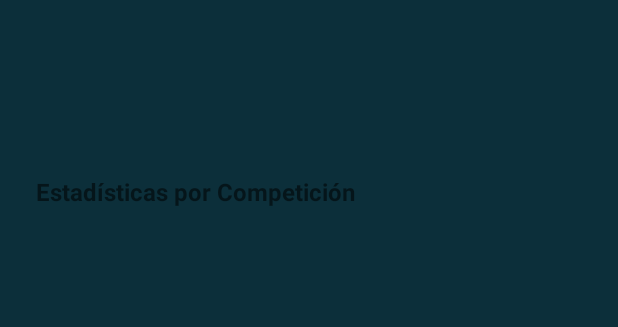
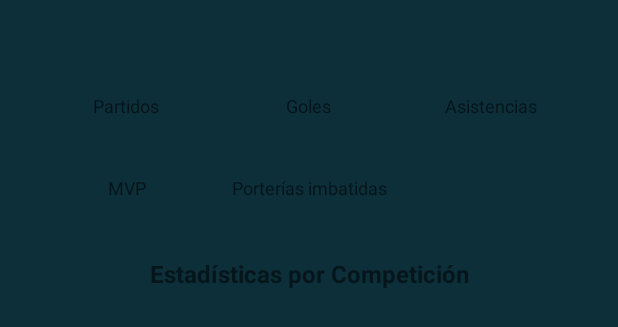
Before and after one commit to Oscardm22/futbol-data, an Android app built with Jetpack Compose: the layout dialog_player_details.xml on its own in the app's theme, with its tools: preview values and no code run, on a phone screen of 412 x 824 dp. Shown: the top 327 px of the screen. Run offline under Robolectric (Android 15) with nearby library versions, the phone set to English and light mode, and no system bars.

Commit message:
espacio en detalles jugador

```diff
--- a/app/src/main/java/com/example/futboldata/ui/equipos/fragments/DestacadosFragment.kt
+++ b/app/src/main/java/com/example/futboldata/ui/equipos/fragments/DestacadosFragment.kt
@@ -95,13 +95,15 @@ class DestacadosFragment : Fragment() {
         val inflater = LayoutInflater.from(requireContext())
         val view = inflater.inflate(R.layout.dialog_player_details, binding.root, false)
 
-        // Configurar todas las estadísticas usando recursos de string
+        // Configurar posición
         view.findViewById<TextView>(R.id.tvPosicion).text = getString(R.string.posicion, jugador.posicion.toString())
-        view.findViewById<TextView>(R.id.tvPartidos).text = getString(R.string.partidos, jugador.partidosJugados)
-        view.findViewById<TextView>(R.id.tvGoles).text = getString(R.string.goles, jugador.goles)
-        view.findViewById<TextView>(R.id.tvAsistencias).text = getString(R.string.asistencias, jugador.asistencias)
-        view.findViewById<TextView>(R.id.tvMVP).text = getString(R.string.mvp, jugador.mvp)
-        view.findViewById<TextView>(R.id.tvPorterias).text = getString(R.string.porterias_imbatidas, jugador.porteriasImbatidas)
+
+        // Configurar valores de estadísticas (solo los números)
+        view.findViewById<TextView>(R.id.tvPartidosValor).text = jugador.partidosJugados.toString()
+        view.findViewById<TextView>(R.id.tvGolesValor).text = jugador.goles.toString()
+        view.findViewById<TextView>(R.id.tvAsistenciasValor).text = jugador.asistencias.toString()
+        view.findViewById<TextView>(R.id.tvMVPValor).text = jugador.mvp.toString()
+        view.findViewById<TextView>(R.id.tvPorteriasValor).text = jugador.porteriasImbatidas.toString()
 
         // Mostrar estadísticas por competición
         setupCompetitionStats(view, jugador)
--- a/app/src/main/java/com/example/futboldata/ui/equipos/fragments/JugadoresFragment.kt
+++ b/app/src/main/java/com/example/futboldata/ui/equipos/fragments/JugadoresFragment.kt
@@ -74,13 +74,15 @@ class JugadoresFragment : Fragment() {
         val inflater = LayoutInflater.from(requireContext())
         val view = inflater.inflate(R.layout.dialog_player_details, binding.root, false)
 
-        // Configurar todas las estadísticas usando recursos de string
+        // Configurar posición
         view.findViewById<TextView>(R.id.tvPosicion).text = getString(R.string.posicion, jugador.posicion.toString())
-        view.findViewById<TextView>(R.id.tvPartidos).text = getString(R.string.partidos, jugador.partidosJugados)
-        view.findViewById<TextView>(R.id.tvGoles).text = getString(R.string.goles, jugador.goles)
-        view.findViewById<TextView>(R.id.tvAsistencias).text = getString(R.string.asistencias, jugador.asistencias)
-        view.findViewById<TextView>(R.id.tvMVP).text = getString(R.string.mvp, jugador.mvp)
-        view.findViewById<TextView>(R.id.tvPorterias).text = getString(R.string.porterias_imbatidas, jugador.porteriasImbatidas)
+
+        // Configurar valores de estadísticas (solo los números)
+        view.findViewById<TextView>(R.id.tvPartidosValor).text = jugador.partidosJugados.toString()
+        view.findViewById<TextView>(R.id.tvGolesValor).text = jugador.goles.toString()
+        view.findViewById<TextView>(R.id.tvAsistenciasValor).text = jugador.asistencias.toString()
+        view.findViewById<TextView>(R.id.tvMVPValor).text = jugador.mvp.toString()
+        view.findViewById<TextView>(R.id.tvPorteriasValor).text = jugador.porteriasImbatidas.toString()
 
         // Mostrar estadísticas por competición
         setupCompetitionStats(view, jugador)
--- a/app/src/main/res/layout/dialog_player_details.xml
+++ b/app/src/main/res/layout/dialog_player_details.xml
@@ -17,74 +17,161 @@
             android:layout_height="wrap_content"
             android:textSize="16sp"
             android:textStyle="bold"
-            android:layout_marginBottom="8dp"/>
+            android:gravity="center"
+            android:layout_marginBottom="16dp"/>
 
+        <!-- Fila 1 de estadísticas -->
+        <LinearLayout
+            android:layout_width="match_parent"
+            android:layout_height="wrap_content"
+            android:baselineAligned="false"
+            android:orientation="horizontal"
+            android:layout_marginBottom="16dp">
+
+            <!-- Partidos -->
+            <LinearLayout
+                android:layout_width="0dp"
+                android:layout_height="wrap_content"
+                android:layout_weight="1"
+                android:orientation="vertical"
+                android:gravity="center">
+
+                <TextView
+                    android:layout_width="wrap_content"
+                    android:layout_height="wrap_content"
+                    android:text="@string/partidos"
+                    android:textSize="12sp"
+                    android:textColor="?android:attr/textColorSecondary"
+                    android:gravity="center"/>
+
+                <TextView
+                    android:id="@+id/tvPartidosValor"
+                    android:layout_width="wrap_content"
+                    android:layout_height="wrap_content"
+                    android:textSize="16sp"
+                    android:textStyle="bold"
+                    android:gravity="center"
+                    android:maxLines="1"/>
+            </LinearLayout>
+
+            <!-- Goles -->
+            <LinearLayout
+                android:layout_width="0dp"
+                android:layout_height="wrap_content"
+                android:layout_weight="1"
+                android:orientation="vertical"
+                android:gravity="center">
+
+                <TextView
+                    android:layout_width="wrap_content"
+                    android:layout_height="wrap_content"
+                    android:text="@string/goles"
+                    android:textSize="12sp"
+                    android:textColor="?android:attr/textColorSecondary"
+                    android:gravity="center"/>
+
+                <TextView
+                    android:id="@+id/tvGolesValor"
+                    android:layout_width="wrap_content"
+                    android:layout_height="wrap_content"
+                    android:textSize="16sp"
+                    android:textStyle="bold"
+                    android:gravity="center"
+                    android:maxLines="1"/>
+            </LinearLayout>
+
+            <!-- Asistencias -->
+            <LinearLayout
+                android:layout_width="0dp"
+                android:layout_height="wrap_content"
+                android:layout_weight="1"
+                android:orientation="vertical"
+                android:gravity="center">
+
+                <TextView
+                    android:layout_width="wrap_content"
+                    android:layout_height="wrap_content"
+                    android:text="@string/asistencias"
+                    android:textSize="12sp"
+                    android:textColor="?android:attr/textColorSecondary"
+                    android:gravity="center"/>
+
+                <TextView
+                    android:id="@+id/tvAsistenciasValor"
+                    android:layout_width="wrap_content"
+                    android:layout_height="wrap_content"
+                    android:textSize="16sp"
+                    android:textStyle="bold"
+                    android:gravity="center"
+                    android:maxLines="1"/>
+            </LinearLayout>
+
+        </LinearLayout>
+
+        <!-- Fila 2 de estadísticas -->
         <LinearLayout
             android:layout_width="match_parent"
             android:layout_height="wrap_content"
             android:orientation="horizontal"
+            android:layout_marginBottom="16dp">
+
+            <!-- MVP -->
+            <LinearLayout
+                android:layout_width="0dp"
+                android:layout_height="wrap_content"
+                android:layout_weight="1"
+                android:orientation="vertical"
                 android:gravity="center">
 
                 <TextView
-                android:id="@+id/tvPartidos"
                     android:layout_width="wrap_content"
                     android:layout_height="wrap_content"
-                android:textSize="14sp"
-                android:layout_marginEnd="16dp"
-                android:maxLines="1"/>
-
-            <View
-                android:layout_width="0dp"
-                android:layout_height="0dp"
-                android:layout_weight="1"/>
+                    android:text="@string/mvp"
+                    android:textSize="12sp"
+                    android:textColor="?android:attr/textColorSecondary"
+                    android:gravity="center"/>
 
                 <TextView
-                android:id="@+id/tvGoles"
+                    android:id="@+id/tvMVPValor"
                     android:layout_width="wrap_content"
                     android:layout_height="wrap_content"
-                android:textSize="14sp"
-                android:layout_marginEnd="16dp"
-                android:maxLines="1"/>
-
-            <View
-                android:layout_width="0dp"
-                android:layout_height="0dp"
-                android:layout_weight="1"/>
-
-            <TextView
-                android:id="@+id/tvAsistencias"
-                android:layout_width="wrap_content"
-                android:layout_height="wrap_content"
-                android:textSize="14sp"
+                    android:textSize="16sp"
+                    android:textStyle="bold"
+                    android:gravity="center"
                     android:maxLines="1"/>
             </LinearLayout>
 
+            <!-- Porterías Imbatidas -->
             <LinearLayout
-            android:layout_width="match_parent"
+                android:layout_width="0dp"
                 android:layout_height="wrap_content"
-            android:orientation="horizontal"
-            android:gravity="center"
-            android:layout_marginTop="8dp">
+                android:layout_weight="1"
+                android:orientation="vertical"
+                android:gravity="center">
 
                 <TextView
-                android:id="@+id/tvMVP"
                     android:layout_width="wrap_content"
                     android:layout_height="wrap_content"
-                android:textSize="14sp"
-                android:layout_marginEnd="16dp"
+                    android:text="@string/porterias_imbatidas"
+                    android:textSize="12sp"
+                    android:textColor="?android:attr/textColorSecondary"
+                    android:gravity="center"/>
+
+                <TextView
+                    android:id="@+id/tvPorteriasValor"
+                    android:layout_width="wrap_content"
+                    android:layout_height="wrap_content"
+                    android:textSize="16sp"
+                    android:textStyle="bold"
+                    android:gravity="center"
                     android:maxLines="1"/>
+            </LinearLayout>
 
+            <!-- Espacio vacío para mantener la alineación -->
             <View
                 android:layout_width="0dp"
-                android:layout_height="0dp"
+                android:layout_height="wrap_content"
                 android:layout_weight="1"/>
-
-            <TextView
-                android:id="@+id/tvPorterias"
-                android:layout_width="wrap_content"
-                android:layout_height="wrap_content"
-                android:textSize="14sp"
-                android:maxLines="1"/>
         </LinearLayout>
 
         <!-- Estadísticas por competición -->
@@ -94,7 +181,7 @@
             android:text="@string/Estadísticas_Competición"
             android:textSize="16sp"
             android:textStyle="bold"
-            android:layout_marginTop="16dp"
+            android:gravity="center"
             android:layout_marginBottom="8dp"/>
 
         <LinearLayout
--- a/app/src/main/res/values/strings.xml
+++ b/app/src/main/res/values/strings.xml
@@ -68,11 +68,11 @@
     <string name="equipo_local">%1$s</string>
     <string name="equipo_visitante">%1$s</string>
     <string name="posicion">Posición: %s</string>
-    <string name="partidos">Partidos: %d</string>
-    <string name="goles">Goles: %d</string>
-    <string name="asistencias">Asistencias: %d</string>
-    <string name="mvp">MVP: %d</string>
-    <string name="porterias_imbatidas">Porterías imbatidas: %d</string>
+    <string name="partidos">Partidos</string>
+    <string name="goles">Goles</string>
+    <string name="asistencias">Asistencias</string>
+    <string name="mvp">MVP</string>
+    <string name="porterias_imbatidas">Porterías imbatidas</string>
     <string name="competicion_goles">Goles: %d</string>
     <string name="competicion_asistencias">Asistencias: %d</string>
     <string name="competicion_mvp">MVP: %d</string>
```
Lines whose indentation alone changed are shown as unchanged.
